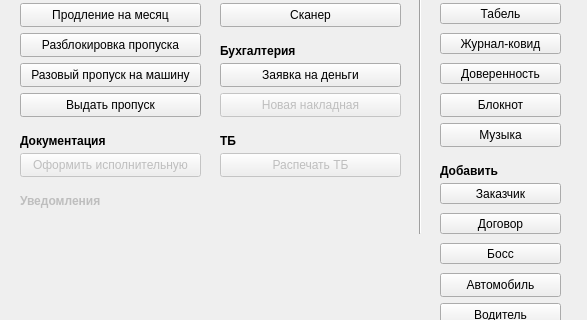
The window that my_helper/notebook/designer_ui/main_menu.ui (SmolPO/vertical) describes before a commit, drawn with Qt 5; both pictures show x 0 to 587 and y 116 to 436 of the 587 by 563 pixel window.
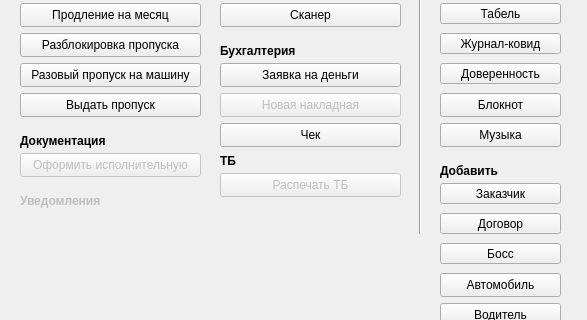
The same window after the commit.

Diff of the .ui file:
```diff
--- a/my_helper/notebook/designer_ui/main_menu.ui
+++ b/my_helper/notebook/designer_ui/main_menu.ui
@@ -367,7 +367,7 @@
     <property name="geometry">
      <rect>
       <x>220</x>
-      <y>230</y>
+      <y>250</y>
       <width>91</width>
       <height>16</height>
      </rect>
@@ -569,7 +569,7 @@
     <property name="geometry">
      <rect>
       <x>220</x>
-      <y>250</y>
+      <y>270</y>
       <width>181</width>
       <height>24</height>
      </rect>
@@ -617,6 +617,19 @@
      <enum>Qt::Vertical</enum>
     </property>
    </widget>
+   <widget class="QPushButton" name="b_new_bill">
+    <property name="geometry">
+     <rect>
+      <x>220</x>
+      <y>220</y>
+      <width>181</width>
+      <height>24</height>
+     </rect>
+    </property>
+    <property name="text">
+     <string>Чек</string>
+    </property>
+   </widget>
   </widget>
   <widget class="QStatusBar" name="statusbar"/>
   <widget class="QMenuBar" name="menubar">
```
